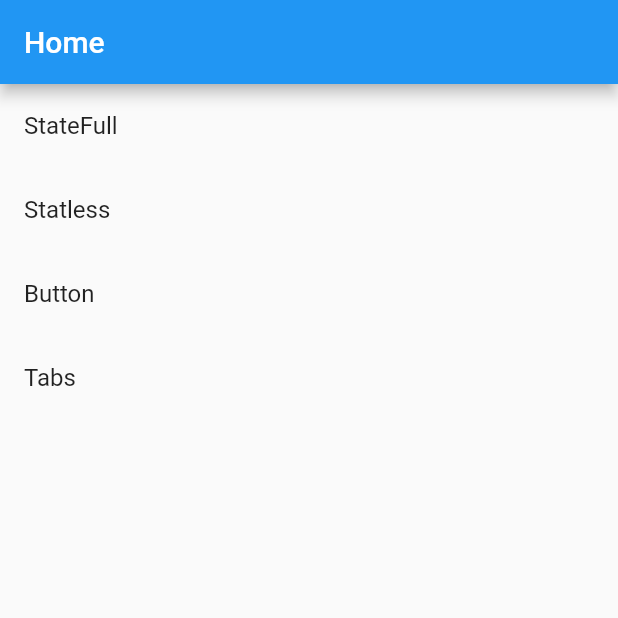
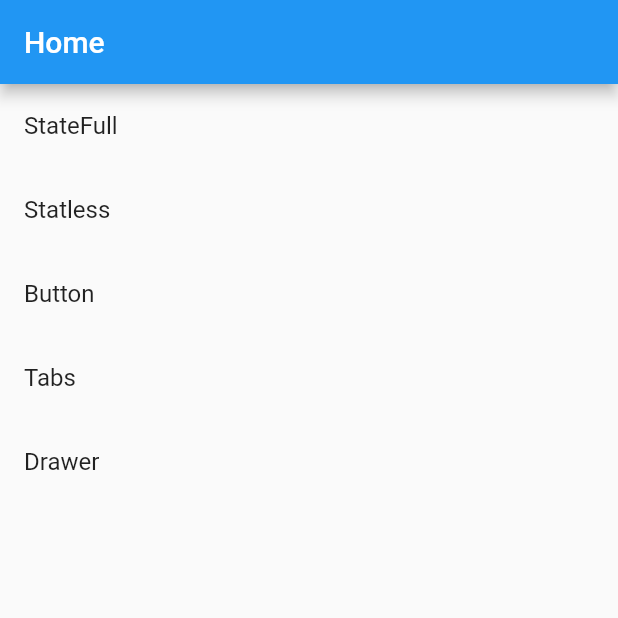
Before and after one commit to AntonioVeintiuno/fluttrapp, a Flutter app: the screen it shows after launch, on a phone screen of 412 x 824 dp, the top half of it. Run offline on Flutter 3.47's test engine with Material 2 defaults, Android fonts, the phone set to English and light mode, and no system bars.

Commit message:
Adding drawer screend and route.
Signed-off-by: Antonio Garcia <moy_357@hotmail.com>

```diff
--- a/lib/main.dart
+++ b/lib/main.dart
@@ -1,4 +1,5 @@
 import 'package:first_app/src/screens/button.dart';
+import 'package:first_app/src/screens/drawer_screens/drawer.dart';
 import 'package:first_app/src/screens/home.dart';
 import 'package:first_app/src/screens/home_page.dart';
 import 'package:first_app/src/screens/tabs_page.dart';
@@ -15,6 +16,7 @@ void main() {
       '/stateles': (context) => StatlessWidgetExample(),
       '/button': (context) => MyButton(),
       '/home_statefull': (context) => HomePage(),
+      '/drawer': (context) => DrawerScreen(),
     },
   ));
 }
--- a/lib/src/screens/home.dart
+++ b/lib/src/screens/home.dart
@@ -12,6 +12,7 @@ class Home extends StatelessWidget {
           ListTile(title: Text('Statless'),onTap: (){Navigator.pushNamed(context, '/stateles');},),
           ListTile(title: Text('Button'),onTap: (){Navigator.pushNamed(context, '/button');},),
           ListTile(title: Text('Tabs'),onTap: (){Navigator.pushNamed(context, '/tabs');},),
+          ListTile(title: Text('Drawer'),onTap: (){Navigator.pushNamed(context, '/drawer');},),
         ],
         ),
       ),
```
Also changed, not shown: lib/src/screens/drawer_screens/drawer.dart (+9 -3 lines).
